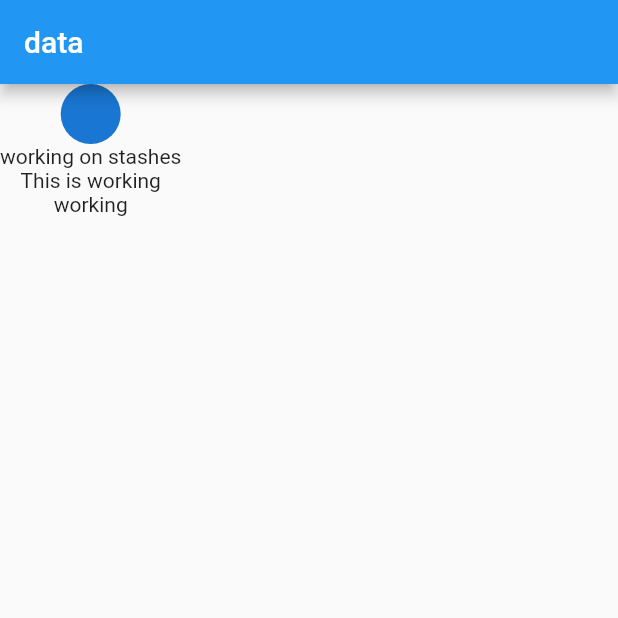
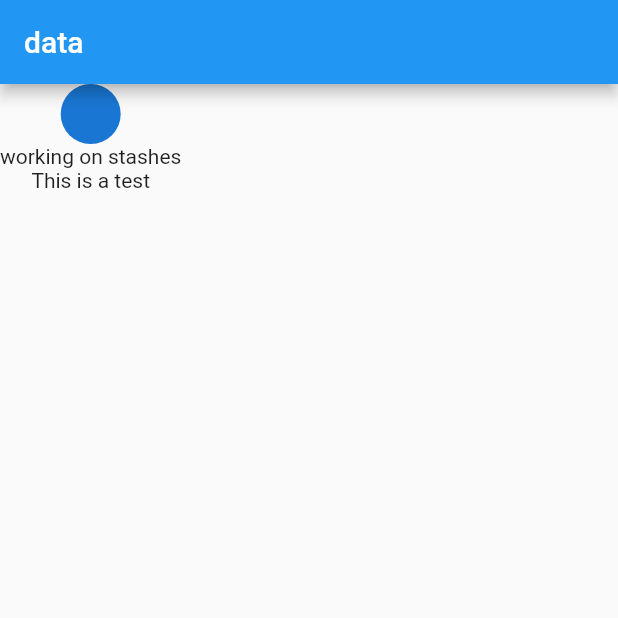
Before and after one commit to iamVictorSam/demo-user, a Flutter app: the screen it shows after launch, on a phone screen of 412 x 824 dp, the top half of it. Run offline on Flutter 3.47's test engine with Material 2 defaults, Android fonts, the phone set to English and light mode, and no system bars.

Commit message:
added changed children

```diff
--- a/lib/home_page.dart
+++ b/lib/home_page.dart
@@ -12,8 +12,7 @@ class HomePage extends StatelessWidget {
       body: Column(children: const [
         CircleAvatar(),
         Text('working on stashes'),
-        Text('This is working'),
-        Text('working')
+        Text('This is a test')
       ]),
     );
   }
```
